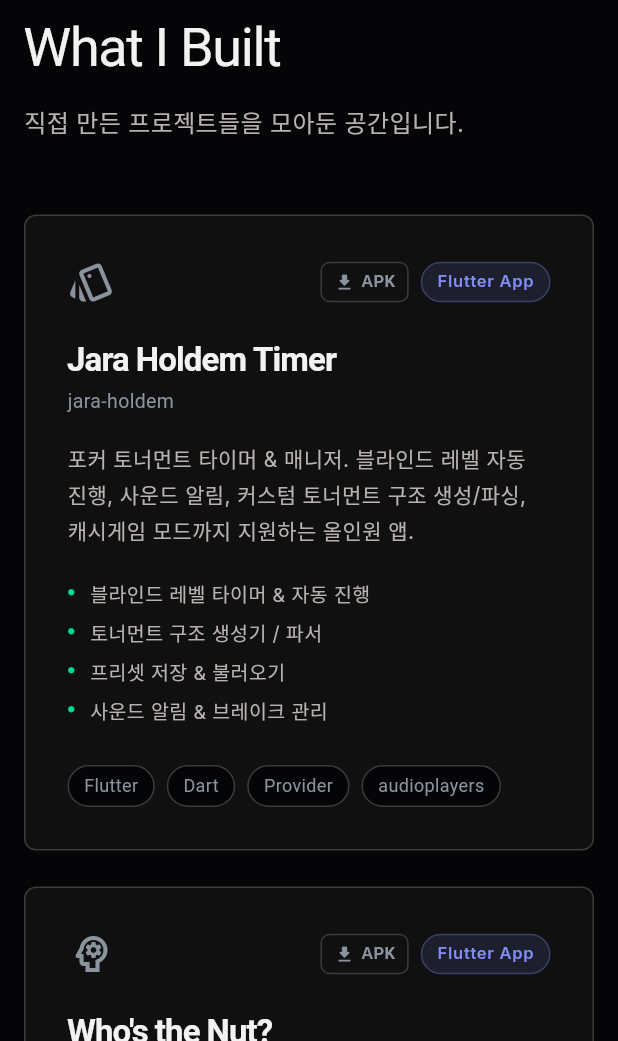
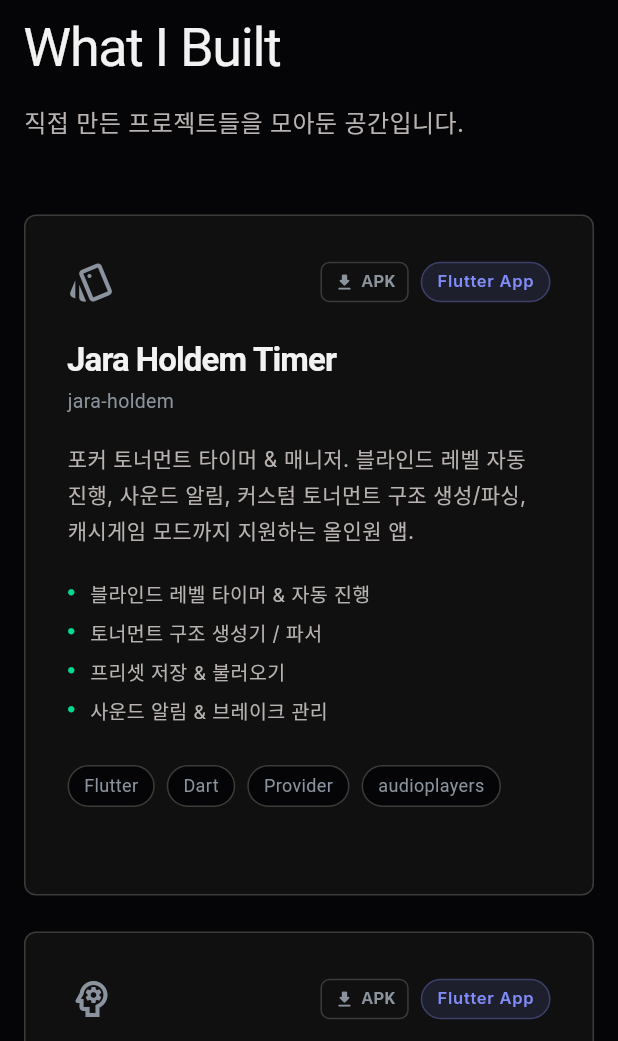
Before and after one commit to Blanche-jara/pure-blanche, a Flutter app: the CodeProjectsPage screen opened by its route, on a phone screen of 412 x 824 dp, the part 195-1236 px from its top. Run offline on Flutter 3.47's test engine with Material 3 defaults, Android fonts, the phone set to English and light mode, and no system bars; our stand-ins replace audioplayers, google_fonts, shared_preferences, web; missing offline and left inert: dart:js_interop, dart:ui_web; accounts and stored records are empty; Roboto replaces fonts that are missing (Segoe UI); statements that could not run were skipped.

Commit message:
높이 통일

```diff
--- a/lib/pages/code_projects_page.dart
+++ b/lib/pages/code_projects_page.dart
@@ -355,11 +355,14 @@ class _CodeProjectCardState extends State<_CodeProjectCard> {
               children: p.techTags.map((t) => _TechTag(label: t)).toList(),
             ),
 
-            // Privacy policy link (e.g., for Google Play Console submission)
-            if (p.privacyUrl != null) ...[
-              const SizedBox(height: 14),
-              _PrivacyLink(url: p.privacyUrl!),
-            ],
+            // Privacy policy slot (always reserved so all cards align)
+            const SizedBox(height: 14),
+            SizedBox(
+              height: 16,
+              child: p.privacyUrl != null
+                  ? _PrivacyLink(url: p.privacyUrl!)
+                  : const SizedBox.shrink(),
+            ),
           ],
         ),
       ),
```
